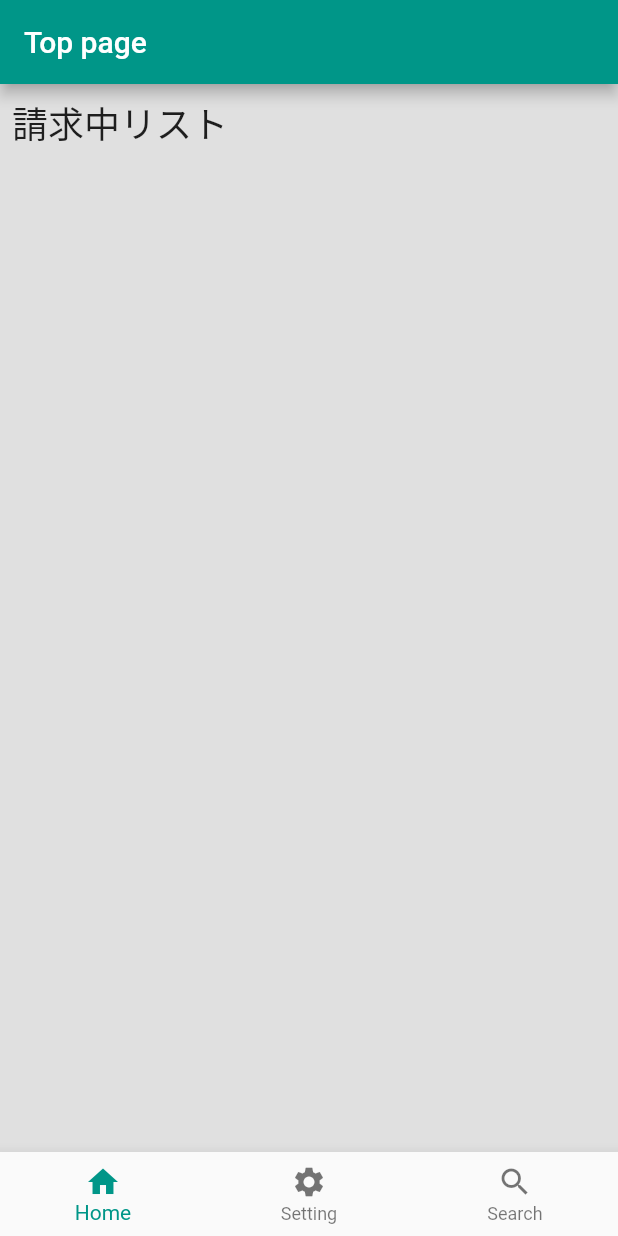
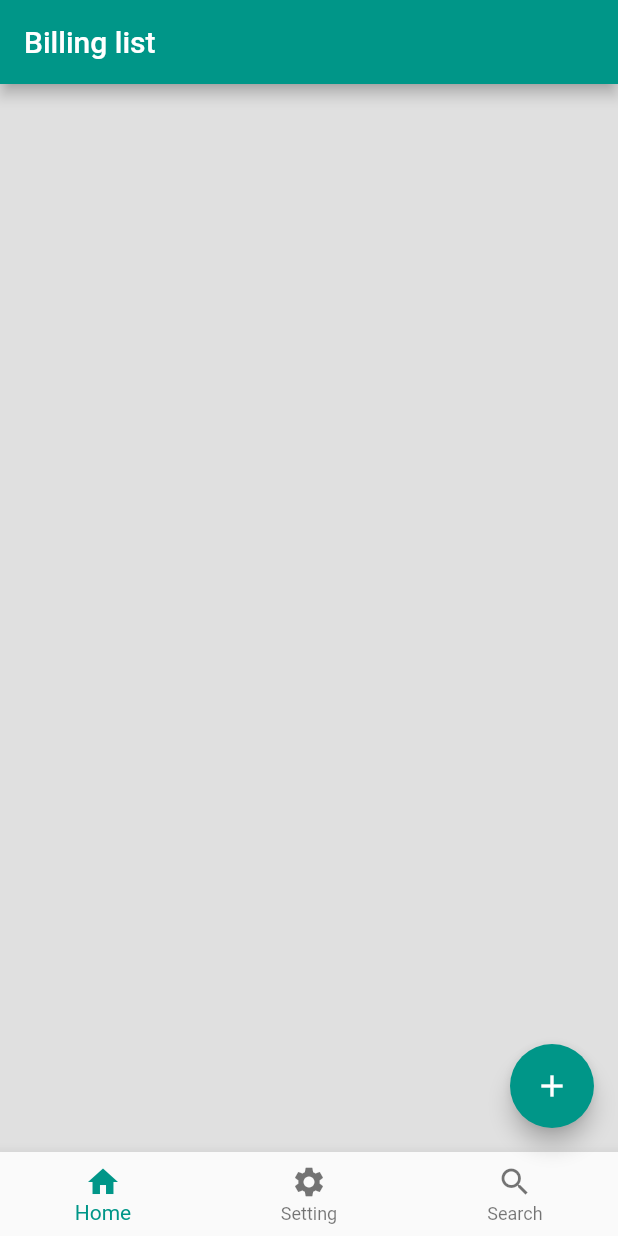
Before and after one commit to N-Yosh/BillApp, a Flutter app: the screen it shows after launch, on a phone screen of 412 x 824 dp. Run offline on Flutter 3.47's test engine with Material 2 defaults, Android fonts, the phone set to English and light mode, and no system bars.

Commit message:
1日目終了 請求書クラスを作成 ただし見直し必要

```diff
--- /dev/null
+++ b/lib/bill.dart
@@ -0,0 +1,22 @@
+import 'dart:core';
+
+class Bill {
+  bill(String personName, double money, DateTime occurrenceDay,
+      DateTime paymentDay) {
+    this.person = personName;
+    this.money = money;
+    this.occurrenceDay = occurrenceDay;
+    this.paymentDay = paymentDay;
+    this.createdDay = DateTime.now();
+  }
+
+  String person;
+  double money;
+  DateTime createdDay;
+
+  DateTime occurrenceDay;
+  DateTime paymentDay;
+
+  bool collectionCompleted = false;
+  DateTime collectedDay;
+}
--- a/lib/main.dart
+++ b/lib/main.dart
@@ -20,28 +20,34 @@ class MyApp extends StatelessWidget {
         create: (context) => MainModel(),
         child: Scaffold(
           appBar: AppBar(
-            title: Text('Top page'),
+            title: Text('Billing list'),
           ),
           body: Consumer<MainModel>(
             builder: (context, model, child) {
+
+              final listTiles = model.bills
+                  .map(
+                    (e) => ListTile(
+                      leading: Text('￥' + e.money.toString()),
+                      title: Text(e.person),
+                      subtitle: Text('支払予定 ' + e.paymentDay.toString()),
+                    ),
+                  )
+                  .toList();
+
               return Container(
                 color: Colors.grey[300],
-                padding: const EdgeInsets.all(8.0),
-                constraints: BoxConstraints.expand(),
-                child: Column(
-                  crossAxisAlignment: CrossAxisAlignment.start,
-                  children: [
-                    Text(
-                      '請求中リスト',
-                      style: TextStyle(
-                        fontSize: 24,
-                      ),
-                      textAlign: TextAlign.right,
-                    ),
-                  ],
+                child: ListView(
+                  children: listTiles,
                 ),
               );
             },
+          ),
+          floatingActionButton: FloatingActionButton(
+            onPressed: (){
+              //todo
+            },
+            child: Icon(Icons.add),
           ),
           bottomNavigationBar: BottomNavigationBar(
             items: const <BottomNavigationBarItem>[
--- a/lib/main_model.dart
+++ b/lib/main_model.dart
@@ -1,5 +1,7 @@
 import 'package:flutter/material.dart';
+import 'bill.dart';
 
 class MainModel extends ChangeNotifier{
+  List<Bill> bills =[];
 
 }
```
Also changed, not shown: lib/create_bill.dart (added, +21 -0 lines).
